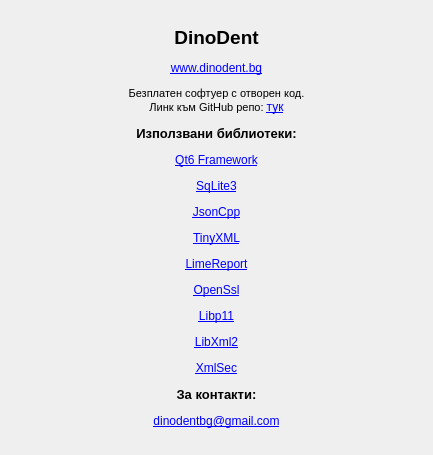
Old version of the form src/View/Widgets/AboutDialog.ui in the repository thefinalcutbg/DinoDent.
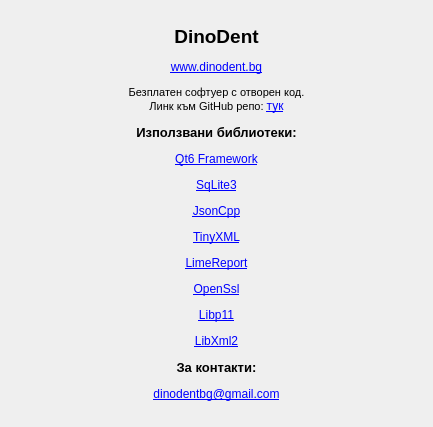
New version of the form.

Commit message: minor status input logic changes

Patch:
```diff
--- a/src/View/Widgets/AboutDialog.ui
+++ b/src/View/Widgets/AboutDialog.ui
@@ -7,7 +7,7 @@
     <x>0</x>
     <y>0</y>
     <width>433</width>
-    <height>455</height>
+    <height>427</height>
    </rect>
   </property>
   <property name="windowTitle">
@@ -17,7 +17,7 @@
    <item>
     <widget class="QLabel" name="label">
      <property name="text">
-      <string>&lt;html&gt;&lt;head/&gt;&lt;body&gt;&lt;p align=&quot;center&quot;&gt;&lt;span style=&quot; font-size:14pt; font-weight:700;&quot;&gt;DinoDent&lt;/span&gt;&lt;/p&gt;&lt;p align=&quot;center&quot;&gt;&lt;a href=&quot;www.dinodent.bg&quot;&gt;&lt;span style=&quot; text-decoration: underline; color:#0000ff;&quot;&gt;www.dinodent.bg&lt;/span&gt;&lt;/a&gt;&lt;/p&gt;&lt;p align=&quot;center&quot;&gt;&lt;span style=&quot; font-size:8pt;&quot;&gt;Безплатен софтуер с отворен код.&lt;br/&gt;Линк към GitHub репо: &lt;/span&gt;&lt;a href=&quot;https://github.com/thefinalcutbg/DinoDent&quot;&gt;&lt;span style=&quot; text-decoration: underline; color:#0000ff;&quot;&gt;тук&lt;/span&gt;&lt;/a&gt;&lt;/p&gt;&lt;p align=&quot;center&quot;&gt;&lt;span style=&quot; font-size:10pt; font-weight:700;&quot;&gt;Използвани библиотеки:&lt;/span&gt;&lt;/p&gt;&lt;p align=&quot;center&quot;&gt;&lt;a href=&quot;https://www.qt.io/&quot;&gt;&lt;span style=&quot; text-decoration: underline; color:#0000ff;&quot;&gt;Qt6 Framework&lt;/span&gt;&lt;/a&gt;&lt;/p&gt;&lt;p align=&quot;center&quot;&gt;&lt;a href=&quot;https://www.sqlite.org/index.html&quot;&gt;&lt;span style=&quot; text-decoration: underline; color:#0000ff;&quot;&gt;SqLite3&lt;/span&gt;&lt;/a&gt;&lt;/p&gt;&lt;p align=&quot;center&quot;&gt;&lt;a href=&quot;https://github.com/open-source-parsers/jsoncpp&quot;&gt;&lt;span style=&quot; text-decoration: underline; color:#0000ff;&quot;&gt;JsonCpp&lt;/span&gt;&lt;/a&gt;&lt;/p&gt;&lt;p align=&quot;center&quot;&gt;&lt;a href=&quot;https://sourceforge.net/projects/tinyxml/&quot;&gt;&lt;span style=&quot; text-decoration: underline; color:#0000ff;&quot;&gt;TinyXML&lt;/span&gt;&lt;/a&gt;&lt;/p&gt;&lt;p align=&quot;center&quot;&gt;&lt;a href=&quot;https://github.com/fralx/LimeReport&quot;&gt;&lt;span style=&quot; text-decoration: underline; color:#0000ff;&quot;&gt;LimeReport&lt;/span&gt;&lt;/a&gt;&lt;/p&gt;&lt;p align=&quot;center&quot;&gt;&lt;a href=&quot;https://www.openssl.org/&quot;&gt;&lt;span style=&quot; text-decoration: underline; color:#0000ff;&quot;&gt;OpenSsl&lt;/span&gt;&lt;/a&gt;&lt;/p&gt;&lt;p align=&quot;center&quot;&gt;&lt;a href=&quot;https://github.com/OpenSC/libp11&quot;&gt;&lt;span style=&quot; text-decoration: underline; color:#0000ff;&quot;&gt;Libp11&lt;/span&gt;&lt;/a&gt;&lt;/p&gt;&lt;p align=&quot;center&quot;&gt;&lt;a href=&quot;https://gitlab.gnome.org/GNOME/libxml2/-/releases&quot;&gt;&lt;span style=&quot; text-decoration: underline; color:#0000ff;&quot;&gt;LibXml2&lt;/span&gt;&lt;/a&gt;&lt;/p&gt;&lt;p align=&quot;center&quot;&gt;&lt;a href=&quot;https://www.aleksey.com/xmlsec/&quot;&gt;&lt;span style=&quot; text-decoration: underline; color:#0000ff;&quot;&gt;XmlSec&lt;/span&gt;&lt;/a&gt;&lt;/p&gt;&lt;p align=&quot;center&quot;&gt;&lt;span style=&quot; font-size:10pt; font-weight:700;&quot;&gt;За контакти:&lt;/span&gt;&lt;/p&gt;&lt;p align=&quot;center&quot;&gt;&lt;a href=&quot;mailto:dinodentbg@gmail.com&quot;&gt;&lt;span style=&quot; text-decoration: underline; color:#0000ff;&quot;&gt;dinodentbg@gmail.com&lt;/span&gt;&lt;/a&gt;&lt;/p&gt;&lt;/body&gt;&lt;/html&gt;</string>
+      <string>&lt;html&gt;&lt;head/&gt;&lt;body&gt;&lt;p align=&quot;center&quot;&gt;&lt;span style=&quot; font-size:14pt; font-weight:700;&quot;&gt;DinoDent&lt;/span&gt;&lt;/p&gt;&lt;p align=&quot;center&quot;&gt;&lt;a href=&quot;www.dinodent.bg&quot;&gt;&lt;span style=&quot; text-decoration: underline; color:#0000ff;&quot;&gt;www.dinodent.bg&lt;/span&gt;&lt;/a&gt;&lt;/p&gt;&lt;p align=&quot;center&quot;&gt;&lt;span style=&quot; font-size:8pt;&quot;&gt;Безплатен софтуер с отворен код.&lt;br/&gt;Линк към GitHub репо: &lt;/span&gt;&lt;a href=&quot;https://github.com/thefinalcutbg/DinoDent&quot;&gt;&lt;span style=&quot; text-decoration: underline; color:#0000ff;&quot;&gt;тук&lt;/span&gt;&lt;/a&gt;&lt;/p&gt;&lt;p align=&quot;center&quot;&gt;&lt;span style=&quot; font-size:10pt; font-weight:700;&quot;&gt;Използвани библиотеки:&lt;/span&gt;&lt;/p&gt;&lt;p align=&quot;center&quot;&gt;&lt;a href=&quot;https://www.qt.io/&quot;&gt;&lt;span style=&quot; text-decoration: underline; color:#0000ff;&quot;&gt;Qt6 Framework&lt;/span&gt;&lt;/a&gt;&lt;/p&gt;&lt;p align=&quot;center&quot;&gt;&lt;a href=&quot;https://www.sqlite.org/index.html&quot;&gt;&lt;span style=&quot; text-decoration: underline; color:#0000ff;&quot;&gt;SqLite3&lt;/span&gt;&lt;/a&gt;&lt;/p&gt;&lt;p align=&quot;center&quot;&gt;&lt;a href=&quot;https://github.com/open-source-parsers/jsoncpp&quot;&gt;&lt;span style=&quot; text-decoration: underline; color:#0000ff;&quot;&gt;JsonCpp&lt;/span&gt;&lt;/a&gt;&lt;/p&gt;&lt;p align=&quot;center&quot;&gt;&lt;a href=&quot;https://sourceforge.net/projects/tinyxml/&quot;&gt;&lt;span style=&quot; text-decoration: underline; color:#0000ff;&quot;&gt;TinyXML&lt;/span&gt;&lt;/a&gt;&lt;/p&gt;&lt;p align=&quot;center&quot;&gt;&lt;a href=&quot;https://github.com/fralx/LimeReport&quot;&gt;&lt;span style=&quot; text-decoration: underline; color:#0000ff;&quot;&gt;LimeReport&lt;/span&gt;&lt;/a&gt;&lt;/p&gt;&lt;p align=&quot;center&quot;&gt;&lt;a href=&quot;https://www.openssl.org/&quot;&gt;&lt;span style=&quot; text-decoration: underline; color:#0000ff;&quot;&gt;OpenSsl&lt;/span&gt;&lt;/a&gt;&lt;/p&gt;&lt;p align=&quot;center&quot;&gt;&lt;a href=&quot;https://github.com/OpenSC/libp11&quot;&gt;&lt;span style=&quot; text-decoration: underline; color:#0000ff;&quot;&gt;Libp11&lt;/span&gt;&lt;/a&gt;&lt;/p&gt;&lt;p align=&quot;center&quot;&gt;&lt;a href=&quot;https://gitlab.gnome.org/GNOME/libxml2/-/releases&quot;&gt;&lt;span style=&quot; text-decoration: underline; color:#0000ff;&quot;&gt;LibXml2&lt;/span&gt;&lt;/a&gt;&lt;/p&gt;&lt;p align=&quot;center&quot;&gt;&lt;span style=&quot; font-size:10pt; font-weight:700;&quot;&gt;За контакти:&lt;/span&gt;&lt;/p&gt;&lt;p align=&quot;center&quot;&gt;&lt;a href=&quot;mailto:dinodentbg@gmail.com&quot;&gt;&lt;span style=&quot; text-decoration: underline; color:#0000ff;&quot;&gt;dinodentbg@gmail.com&lt;/span&gt;&lt;/a&gt;&lt;/p&gt;&lt;/body&gt;&lt;/html&gt;</string>
      </property>
      <property name="textFormat">
       <enum>Qt::RichText</enum>
```
The commit also changes 1 other file.
